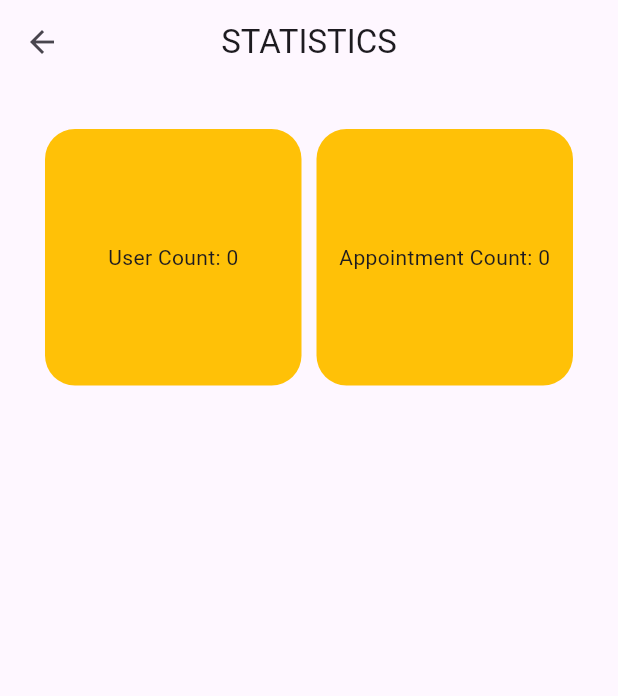
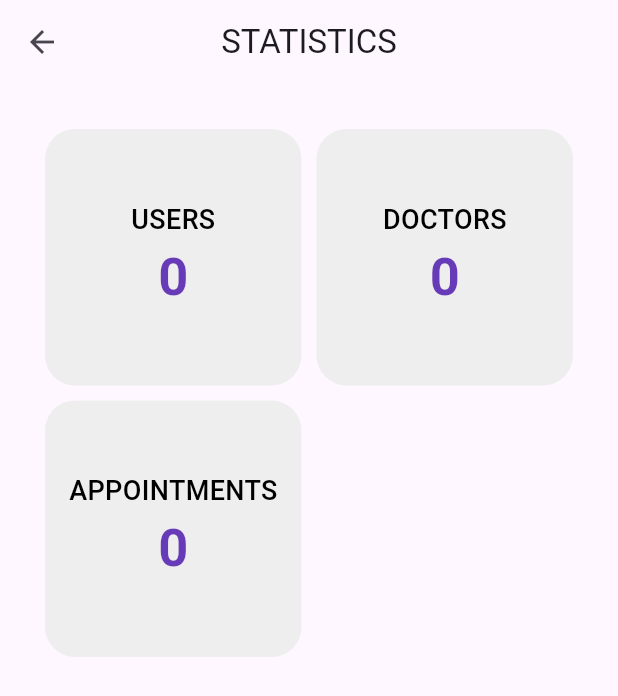
Before and after one commit to Alto-b/medilink-app, a Flutter app: the StatisticsPage screen opened directly, on a phone screen of 412 x 824 dp. Shown: the top 696 px of the screen. Run offline on Flutter 3.47's test engine with Material 2 defaults, Android fonts, the phone set to English and light mode, and no system bars; our stand-ins replace carousel_slider, flutter_slidable, font_awesome_flutter, google_fonts, google_maps_flutter, hive and 4 more; missing offline and left inert: email_auth, navigator; accounts and stored records are empty; network calls fail.

Commit message:
13/11 10:42pm

```diff
--- a/lib/admin/db/doctor_functions.dart
+++ b/lib/admin/db/doctor_functions.dart
@@ -33,3 +33,10 @@ Future<void> deleteDoctor(int id) async{
   await docDB.delete(id);
   getDoctor();
 }
+
+//to get user count
+Future<int> doctorStats() async{
+  final docDB = await Hive.openBox<DoctorModel>('doctor_db');
+  final docCount=docDB.length;
+  return docCount;
+}
--- a/lib/admin/db/telemedicine_functions.dart
+++ b/lib/admin/db/telemedicine_functions.dart
@@ -16,12 +16,23 @@ Future<void> addTelemedicine(TelemedicineModel value) async{
 }
 
 //to read telemedicine
-Future<void> getTelemedicine() async{
+// Future<void> getTelemedicine() async{
+//   final teleDB = await Hive.openBox<TelemedicineModel>('telemedicine_db');
+//   telemedicineListNotifier.value.clear();
+//   telemedicineListNotifier.value.addAll(teleDB.values);
+//   telemedicineListNotifier.notifyListeners();
+// }
+Future<void> getTelemedicine() async {
   final teleDB = await Hive.openBox<TelemedicineModel>('telemedicine_db');
   telemedicineListNotifier.value.clear();
   telemedicineListNotifier.value.addAll(teleDB.values);
+
+  // Sort the list based on the last date in descending order
+  telemedicineListNotifier.value.sort((a, b) => b.date.compareTo(a.date));
+
   telemedicineListNotifier.notifyListeners();
 }
+
 
 //to remove telemedicine enquiry
 Future<void> deleteTelemedicine(int id) async{
--- a/lib/admin/pages/statistics.dart
+++ b/lib/admin/pages/statistics.dart
@@ -3,8 +3,12 @@
 import 'package:flutter/material.dart';
 import 'package:medilink/admin/db/appointment_functions.dart';
 import 'package:medilink/admin/db/dept_functions.dart';
+import 'package:medilink/admin/db/doctor_functions.dart';
 import 'package:medilink/admin/model/doctor_model.dart';
+import 'package:medilink/admin/pages/appointment_view.dart';
+import 'package:medilink/admin/pages/doctor_list.dart';
 import 'package:medilink/guest/db/user_functions.dart';
+import 'package:medilink/styles/custom_widgets.dart';
 
 class StatisticsPage extends StatefulWidget {
   const StatisticsPage({super.key});
@@ -28,7 +32,7 @@ class _StatisticsPageState extends State<StatisticsPage> {
             crossAxisSpacing: 10.0,
             mainAxisSpacing: 10.0,
           ),
-          itemCount: 2, // Number of items in the GridView
+          itemCount: 3, // Number of items in the GridView
           itemBuilder: (context, index) {
             // You can customize each grid item based on the index
             switch (index) {
@@ -45,14 +49,53 @@ class _StatisticsPageState extends State<StatisticsPage> {
                         return Center(child: Text('Error: ${snapshot.error}'));
                       } else {
                         final userCount = snapshot.data!;
-                        return Center(child: Text('User Count: $userCount'));
+                        return Center(child: Column(
+                          mainAxisAlignment: MainAxisAlignment.center,
+                          children: [
+                            Text('USERS',style: statisticsCardTitle(),),
+                            Text('$userCount',style: statisticsCardCount(),),
+                          ],
+                        ));
                       }
                     },
                   ),
                 );
+//doctor count
+              case 1:
+                return InkWell(
+                  onTap: () {
+                    Navigator.push(context, MaterialPageRoute(builder: (context) => DoctorListPage(),));
+                  },
+                  child: Container(
+                    decoration: statsContainer(),
+                    child: FutureBuilder<int>(
+                      future: doctorStats(),
+                      builder: (context, snapshot) {
+                        if (snapshot.connectionState == ConnectionState.waiting) {
+                          return Center(child: CircularProgressIndicator());
+                        } else if (snapshot.hasError) {
+                          return Center(child: Text('Error: ${snapshot.error}'));
+                        } else {
+                          final docCount = snapshot.data!;
+                          return Center(child: Column(
+                            mainAxisAlignment: MainAxisAlignment.center,
+                            children: [
+                              Text('DOCTORS',style: statisticsCardTitle(),),
+                              Text('$docCount',style: statisticsCardCount(),),
+                            ],
+                          ));
+                        }
+                      },
+                    ),
+                  ),
+                );
 //appointment count
-              case 1:
-                return Container(
+              case 2:
+                return InkWell(
+                  onTap: () {
+                    Navigator.push(context, MaterialPageRoute(builder: (context) =>AppointmentViewPage()));
+                  },
+                  child: Container(
                     decoration: statsContainer(),
                     child: FutureBuilder<int>(
                       future: appointmentStats(),
@@ -63,9 +106,16 @@ class _StatisticsPageState extends State<StatisticsPage> {
                           return Center(child: Text('Error: ${snapshot.error}'));
                         } else {
                           final appointmentCount = snapshot.data!;
-                        return Center(child: Text('Appointment Count: $appointmentCount'));
+                          return Center(child: Column(
+                            mainAxisAlignment: MainAxisAlignment.center,
+                            children: [
+                              Text('APPOINTMENTS',style: statisticsCardTitle(),),
+                              Text('$appointmentCount',style: statisticsCardCount(),),
+                            ],
+                          ));
                         }
                       },
+                    ),
                   ),
                 );
               default:
@@ -77,8 +127,4 @@ class _StatisticsPageState extends State<StatisticsPage> {
     );
   }
 
-  BoxDecoration statsContainer() => BoxDecoration(
-    borderRadius: BorderRadius.circular(20),
-    color: Colors.amber
-  );
 }
--- a/lib/admin/pages/telemedicine_view.dart
+++ b/lib/admin/pages/telemedicine_view.dart
@@ -88,10 +88,11 @@ class _TelemedicineViewPageState extends State<TelemedicineViewPage> {
                               crossAxisAlignment: CrossAxisAlignment.start,
                               children: [
                                 SizedBox(height: 5,),
+                                Text('${data.date}',style: TextStyle(color: Colors.blue),),
                                 Text('Medicine: ${data.medicine}'),
                                 Text('Symptoms: ${data.symptoms}'),
                                 Text('Address: ${data.address}'),
-                                //Text('Mobile: ${data.mobile}'),
+
                               ],
                             ),
                             // trailing:IconButton(onPressed: (){
--- a/lib/styles/custom_widgets.dart
+++ b/lib/styles/custom_widgets.dart
@@ -76,9 +76,29 @@ TextStyle ProfileTextStyle() => TextStyle(fontWeight: FontWeight.w600);
 
 //doctor list title
 
-  TextStyle doctorListTitle() => TextStyle(fontWeight: FontWeight.w500);
+  TextStyle doctorListTitle() => TextStyle(
+    fontWeight: FontWeight.w500);
 
 //doctor list subtitle
   TextStyle doctorListSubtitle() => TextStyle(
     fontWeight: FontWeight.w500
   );
+
+  //Statistics card counts
+  TextStyle statisticsCardCount() => TextStyle(
+    fontSize: 35,
+    fontWeight: FontWeight.w700,
+    color: Colors.deepPurple
+    );
+//Statistics card title
+  TextStyle statisticsCardTitle() => TextStyle(
+    fontWeight: FontWeight.w500,
+    fontSize: 18,
+    color: Colors.black
+    );
+
+//Statistics container
+  BoxDecoration statsContainer() => BoxDecoration(
+    borderRadius: BorderRadius.circular(20),
+    color: Colors.grey[200]
+  );
--- a/lib/user/pages/telemedicine.dart
+++ b/lib/user/pages/telemedicine.dart
@@ -245,7 +245,6 @@ Future<void> addTelemedicineButton()async{
 
 
   if(_formKey.currentState!.validate()){
-    print("validated");
     final telemedicine=TelemedicineModel(name: name, address: address, email: email, mobile: mobile, symptoms: symptoms, medicine: medicine,date: date);
     addTelemedicine(telemedicine);
     showSnackBarSuccess(context, 'We will contact you soon');
```
Lines whose indentation alone changed are shown as unchanged.
